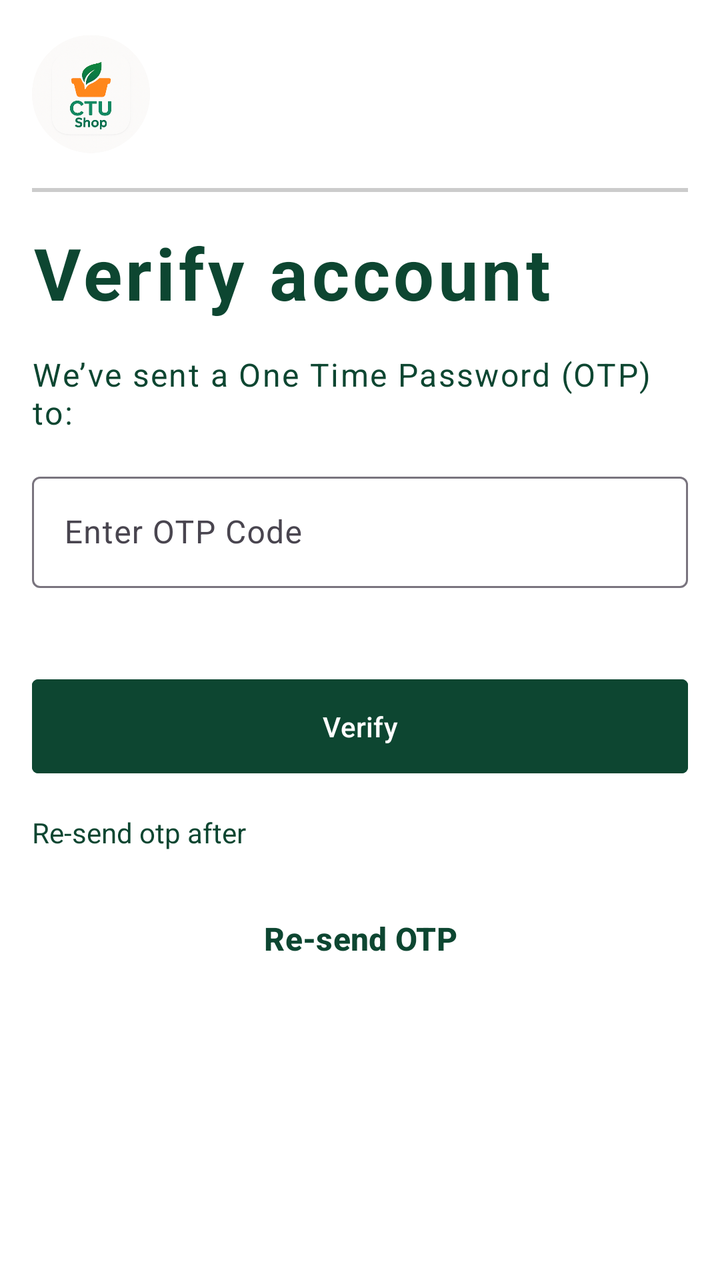
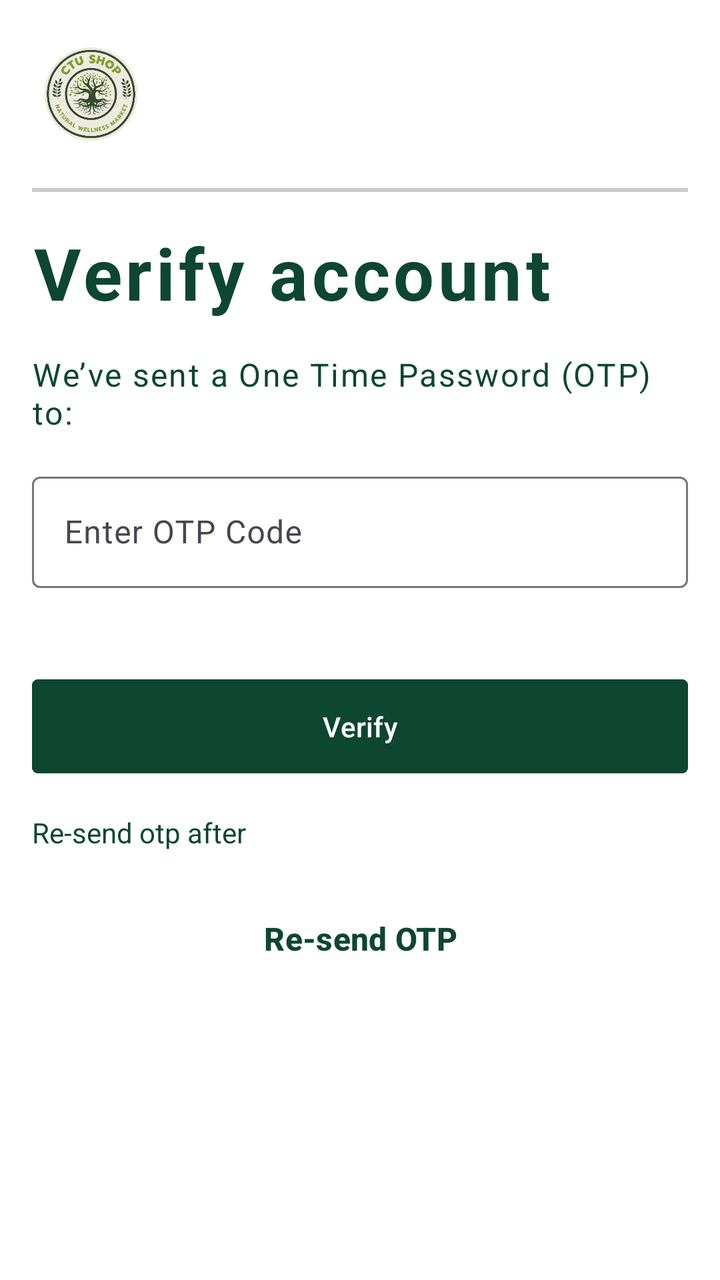

Screens rendered from an Android XML layout before and after an edit, with the pre-edit source and the edit as a unified diff.
<!-- AndroidManifest.xml: application theme Theme.DietarySupplementShop -->
<!-- res/layout/activity_verify.xml -->
<?xml version="1.0" encoding="utf-8"?>
<RelativeLayout xmlns:android="http://schemas.android.com/apk/res/android"
    xmlns:app="http://schemas.android.com/apk/res-auto"
    xmlns:tools="http://schemas.android.com/tools"
    android:layout_width="match_parent"
    android:layout_height="match_parent"
    tools:context=".SignInActivity">

    <ImageView
        android:id="@+id/imageView2"
        android:layout_width="150dp"
        android:layout_height="62dp"
        android:layout_alignParentStart="true"
        android:layout_alignParentTop="true"
        android:layout_alignParentEnd="true"
        android:layout_marginStart="16dp"
        android:layout_marginTop="16dp"
        android:layout_marginBottom="16dp"
        android:layout_marginEnd="285dp"
        app:srcCompat="@drawable/logo"
        android:contentDescription="@string/logo_app" />

    <View
        android:id="@+id/spacer"
        android:layout_width="match_parent"
        android:layout_height="2dp"
        android:layout_marginStart="16dp"
        android:layout_marginEnd="16dp"
        android:layout_below="@+id/imageView2"
        android:background="#CCCCCC" />


    <TextView
        android:id="@+id/textViewAppName"
        android:layout_width="164dp"
        android:layout_height="wrap_content"
        android:layout_below="@+id/spacer"
        android:layout_alignParentStart="true"
        android:layout_alignParentEnd="true"
        android:layout_marginStart="16dp"
        android:layout_marginTop="16dp"
        android:layout_marginEnd="16dp"
        android:letterSpacing="0.05"
        android:text="Verify account"
        android:textAlignment="viewStart"
        android:textColor="@color/color_app"
        android:textSize="36sp"
        android:textStyle="bold" />

    <TextView
        android:id="@+id/textViewAlreadySendOTP"
        android:layout_width="164dp"
        android:layout_height="wrap_content"
        android:layout_below="@+id/textViewAppName"
        android:layout_alignParentStart="true"
        android:layout_alignParentEnd="true"
        android:layout_marginStart="16dp"
        android:layout_marginTop="16dp"
        android:layout_marginEnd="16dp"
        android:letterSpacing="0.05"
        android:text="We’ve sent a One Time Password (OTP) to: "
        android:textAlignment="textStart"
        android:textColor="@color/color_app"
        android:textSize="16sp" />

    <com.google.android.material.textfield.TextInputLayout
        android:id="@+id/textInputLayoutOTPCode"
        android:layout_below="@+id/textViewAlreadySendOTP"
        android:layout_width="match_parent"
        android:layout_height="wrap_content"
        android:layout_marginStart="16dp"
        android:layout_marginTop="16dp"
        android:layout_marginEnd="16dp"
        app:errorEnabled="true"
        app:errorTextAppearance="@style/ErrorText">

        <EditText
            android:id="@+id/editTextOTPCode"
            android:layout_width="match_parent"
            android:layout_height="match_parent"
            android:autofillHints=""
            android:hint="@string/enter_otp_code"
            android:inputType="number"
            android:textColor="#000000"
            tools:ignore="TextFields" />

    </com.google.android.material.textfield.TextInputLayout>

    <Button
        android:id="@+id/buttonVerify"
        android:layout_width="match_parent"
        android:layout_height="55dp"
        android:layout_below="@id/textInputLayoutOTPCode"
        android:layout_alignParentStart="true"
        android:layout_alignParentEnd="true"
        android:layout_marginStart="16dp"
        android:layout_marginTop="16dp"
        android:layout_marginEnd="16dp"
        android:backgroundTint="@color/color_app"
        android:text="@string/text_verify"
        android:textColor="#FFFFFF"
        app:cornerRadius="3dp" />



    <TextView
        android:id="@+id/resend_code_text"
        android:layout_width="wrap_content"
        android:layout_height="wrap_content"
        android:layout_below="@+id/buttonVerify"
        android:layout_marginStart="16dp"
        android:layout_marginTop="16dp"
        android:layout_marginEnd="5dp"
        android:text="@string/text_not_received_otp"
        android:textColor="@color/color_app" />

    <Button
        android:id="@+id/buttonResendCode"
        android:layout_width="318dp"
        android:layout_height="55dp"
        android:layout_below="@+id/resend_code_text"
        android:layout_alignParentStart="true"
        android:layout_alignParentEnd="true"
        android:layout_marginStart="16dp"
        android:layout_marginTop="16dp"
        android:layout_marginEnd="16dp"
        android:backgroundTint="@color/white"
        android:text="@string/re_send_otp"
        android:textAlignment="center"
        android:textColor="@color/color_app"
        android:textSize="16sp"
        android:textStyle="bold"
        app:cornerRadius="3dp" />

    <TextView
        android:id="@+id/countdown_text"
        android:layout_width="wrap_content"
        android:layout_height="wrap_content"
        android:layout_toEndOf="@+id/resend_code_text"
        android:layout_below="@+id/buttonVerify"
        android:layout_marginTop="16dp"
        android:layout_marginEnd="16dp"
        android:text=""
        android:textColor="@color/color_app"
        android:textStyle="bold" />

    <FrameLayout
        android:id="@+id/frameLoading"
        android:layout_width="match_parent"
        android:layout_height="match_parent"
        android:background="#1A000000"
        android:layout_gravity="center"
        android:visibility="gone"
        >
        <com.airbnb.lottie.LottieAnimationView
            android:id="@+id/animationView"
            android:layout_width="150dp"
            android:layout_height="150dp"
            android:layout_gravity="center"
            app:lottie_rawRes="@raw/loading"
            app:lottie_autoPlay="true"
            app:lottie_loop="true"/>
    </FrameLayout>

</RelativeLayout>
<!-- resources referenced by this layout -->
<resources>
  <color name="color_app">#0D4631</color>
  <color name="white">#FFFFFFFF</color>
  <!-- drawable logo: png bitmap (drawable, 136778 bytes) -->
  <string name="enter_otp_code">Enter OTP Code</string>
  <string name="logo_app">Logo app</string>
  <string name="re_send_otp">Re-send OTP</string>
  <string name="text_not_received_otp">Re-send otp after </string>
  <string name="text_verify">Verify</string>
  <style name="ErrorText" parent="@android:style/TextAppearance">
          <item name="android:textColor">@color/color_app</item>
      </style>
  <style name="Theme.DietarySupplementShop" parent="Base.Theme.DietarySupplementShop" />
  <style name="Base.Theme.DietarySupplementShop" parent="Theme.Material3.DayNight.NoActionBar">
          <item name="android:windowBackground">@color/white</item>
          <item name="android:statusBarColor">@android:color/transparent</item>
          <item name="android:windowTranslucentNavigation">true</item>
          <item name="android:windowActivityTransitions">true</item>=
      </style>
</resources>

<!-- the commit's change to res/layout/activity_verify.xml (unified diff, before → after) -->
@@ -17,7 +17,7 @@
         android:layout_marginTop="16dp"
         android:layout_marginBottom="16dp"
         android:layout_marginEnd="285dp"
-        app:srcCompat="@drawable/logo"
+        app:srcCompat="@drawable/logo_2"
         android:contentDescription="@string/logo_app" />
 
     <View
<!-- resource entries referenced after the edit -->
@@ -2,7 +2,7 @@
 <resources>
   <color name="color_app">#0D4631</color>
   <color name="white">#FFFFFFFF</color>
-  <!-- drawable logo: png bitmap (drawable, 136778 bytes) -->
+  <!-- drawable logo_2: png bitmap (drawable, 57019 bytes) -->
   <string name="enter_otp_code">Enter OTP Code</string>
   <string name="logo_app">Logo app</string>
   <string name="re_send_otp">Re-send OTP</string>
@@ -16,7 +16,12 @@
           <item name="android:windowBackground">@color/white</item>
           <item name="android:statusBarColor">@android:color/transparent</item>
           <item name="android:windowTranslucentNavigation">true</item>
-          <item name="android:windowActivityTransitions">true</item>=
+          <item name="android:windowActivityTransitions">true</item>
+  
+          <item name="colorPrimary">@color/color_app</item>
+          <item name="colorOnPrimary">#FFFFFF</item>
+          <item name="colorPrimaryContainer">#A5D6A7</item>
+          <item name="colorSecondary">#388E3C</item>
       </style>
 </resources>
 
